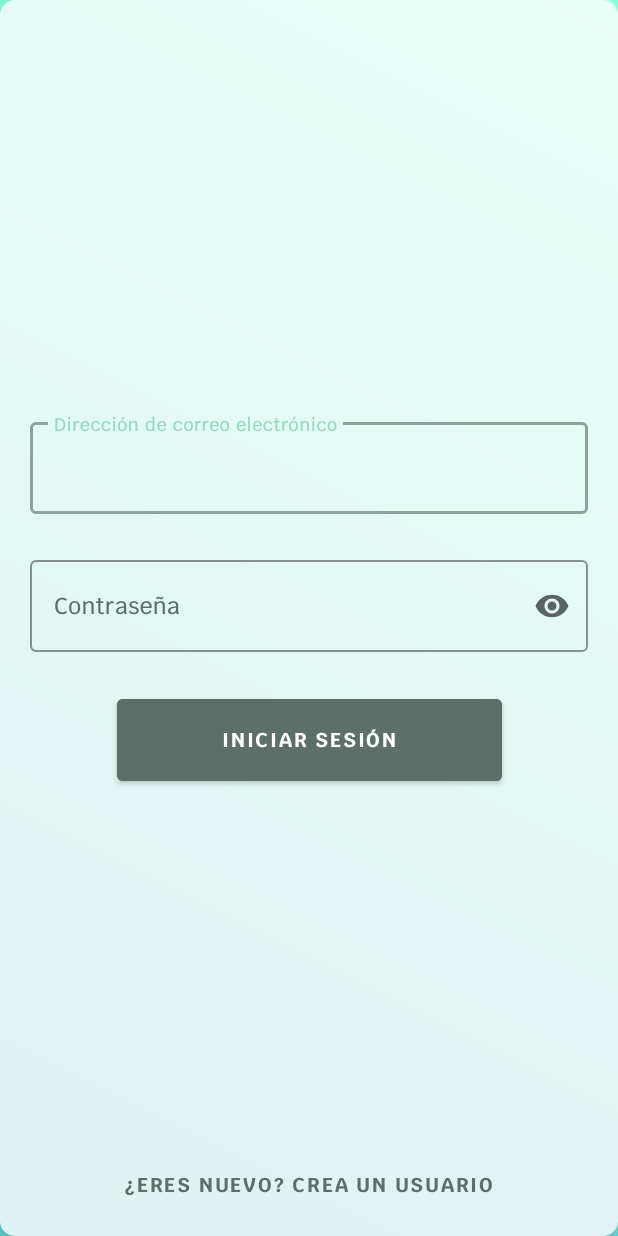
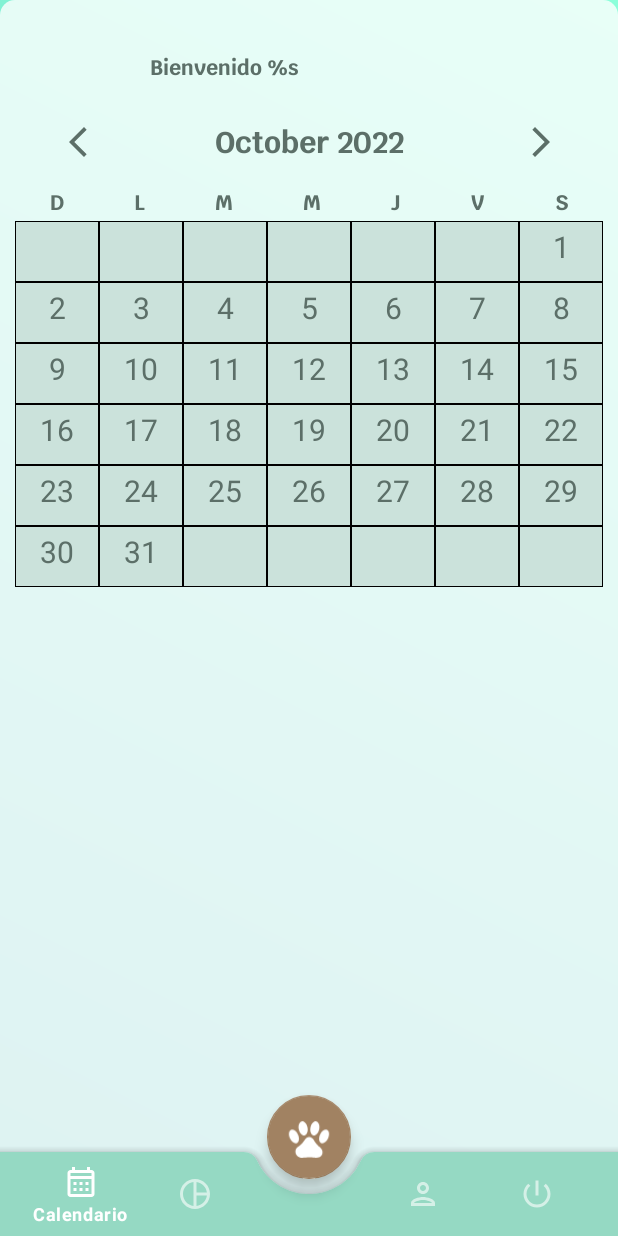
Before and after one commit to angelcast2002/APP-Proyecto1-PlataformasMoviles, an Android app: the screen it shows after launch (MainActivity), on a phone screen of 412 x 824 dp. Run offline under Robolectric (Android 15) with nearby library versions, the light colour scheme and no system bars; our stand-ins replace navigation-ui.

Commit message:
4Dogs v1.2.3

```diff
--- a/4Dogs/app/src/main/java/com/example/fordogs/MainActivity.kt
+++ b/4Dogs/app/src/main/java/com/example/fordogs/MainActivity.kt
@@ -8,7 +8,7 @@ import androidx.fragment.app.commit
 import androidx.navigation.findNavController
 import androidx.navigation.ui.setupWithNavController
 import com.example.fordogs.databinding.ActivityMainBinding
-import com.example.fordogs.fragments.calendar.CalendarFragment
+import com.example.fordogs.ui.fragments.calendar.CalendarFragment
 import com.google.android.material.bottomnavigation.BottomNavigationView
 
 class MainActivity : AppCompatActivity() {
--- a/4Dogs/app/src/main/java/com/example/fordogs/fragments/calendar/CalendarAdapter.kt
+++ b/4Dogs/app/src/main/java/com/example/fordogs/ui/fragments/calendar/CalendarAdapter.kt
@@ -1,4 +1,4 @@
-package com.example.fordogs.fragments.calendar
+package com.example.fordogs.ui.fragments.calendar
 
 import android.view.LayoutInflater
 import android.view.View
--- a/4Dogs/app/src/main/java/com/example/fordogs/fragments/calendar/CalendarViewHolder.kt
+++ b/4Dogs/app/src/main/java/com/example/fordogs/ui/fragments/calendar/CalendarViewHolder.kt
@@ -1,4 +1,4 @@
-package com.example.fordogs.fragments.calendar
+package com.example.fordogs.ui.fragments.calendar
 
 import android.view.View
 import android.widget.TextView
--- a/4Dogs/app/src/main/java/com/example/fordogs/fragments/login/LoginFragment.kt
+++ b/4Dogs/app/src/main/java/com/example/fordogs/ui/fragments/login/LoginFragment.kt
@@ -1,4 +1,4 @@
-package com.example.fordogs.fragments.login
+package com.example.fordogs.ui.fragments.login
 
 import android.os.Bundle
 import android.view.View
--- a/4Dogs/app/src/main/java/com/example/fordogs/fragments/register/RegisterFragment.kt
+++ b/4Dogs/app/src/main/java/com/example/fordogs/ui/fragments/register/RegisterFragment.kt
@@ -1,4 +1,4 @@
-package com.example.fordogs.fragments.register
+package com.example.fordogs.ui.fragments.register
 
 import android.os.Bundle
 import android.view.View
--- /dev/null
+++ b/4Dogs/app/src/main/java/com/example/fordogs/ui/util/CalendarConstants.kt
@@ -0,0 +1,14 @@
+package com.example.fordogs.ui.util
+
+import android.os.Build
+import androidx.annotation.RequiresApi
+import java.time.LocalDate
+
+class CalendarConstants {
+
+    companion object {
+        @RequiresApi(Build.VERSION_CODES.O)
+        var selectedDate: LocalDate = LocalDate.now()
+    }
+
+}
--- a/4Dogs/app/src/main/res/layout/fragment_calendar.xml
+++ b/4Dogs/app/src/main/res/layout/fragment_calendar.xml
@@ -6,7 +6,7 @@
     android:layout_height="match_parent"
     android:clickable="true"
     android:focusable="true"
-    tools:context=".fragments.calendar.CalendarFragment">
+    tools:context=".ui.fragments.calendar.CalendarFragment">
 
     <ImageView
         android:id="@+id/profilepic_calendar_fragment"
@@ -64,7 +64,7 @@
                 android:layout_height="wrap_content"
                 android:layout_weight="1"
                 android:fontFamily="@font/krub_bold"
-                android:text="Octubre 2022"
+                android:text="@string/mesPlaceholder"
                 android:textAlignment="center"
                 android:textColor="@color/color_feldgrau"
                 android:textSize="20sp" />
@@ -98,7 +98,7 @@
                 android:layout_height="wrap_content"
                 android:layout_weight="1"
                 android:fontFamily="@font/krub_bold"
-                android:text="D"
+                android:text="@string/domingo"
                 android:textAlignment="center"
                 android:textColor="@color/color_feldgrau" />
 
@@ -108,7 +108,7 @@
                 android:layout_height="wrap_content"
                 android:layout_weight="1"
                 android:fontFamily="@font/krub_bold"
-                android:text="L"
+                android:text="@string/lunes"
                 android:textAlignment="center"
                 android:textColor="@color/color_feldgrau" />
 
@@ -118,7 +118,7 @@
                 android:layout_height="wrap_content"
                 android:layout_weight="1"
                 android:fontFamily="@font/krub_bold"
-                android:text="M"
+                android:text="@string/martes"
                 android:textAlignment="center"
                 android:textColor="@color/color_feldgrau" />
 
@@ -128,7 +128,7 @@
                 android:layout_height="wrap_content"
                 android:layout_weight="1"
                 android:fontFamily="@font/krub_bold"
-                android:text="M"
+                android:text="@string/miercoles"
                 android:textAlignment="center"
                 android:textColor="@color/color_feldgrau" />
 
@@ -138,7 +138,7 @@
                 android:layout_height="wrap_content"
                 android:layout_weight="1"
                 android:fontFamily="@font/krub_bold"
-                android:text="J"
+                android:text="@string/jueves"
                 android:textAlignment="center"
                 android:textColor="@color/color_feldgrau" />
 
@@ -148,7 +148,7 @@
                 android:layout_height="wrap_content"
                 android:layout_weight="1"
                 android:fontFamily="@font/krub_bold"
-                android:text="V"
+                android:text="@string/viernes"
                 android:textAlignment="center"
                 android:textColor="@color/color_feldgrau" />
 
@@ -158,7 +158,7 @@
                 android:layout_height="wrap_content"
                 android:layout_weight="1"
                 android:fontFamily="@font/krub_bold"
-                android:text="S"
+                android:text="@string/sabado"
                 android:textAlignment="center"
                 android:textColor="@color/color_feldgrau" />
 
@@ -184,5 +184,4 @@
         android:orientation="horizontal"
         app:layout_constraintGuide_begin="395dp" />
 
-
 </androidx.constraintlayout.widget.ConstraintLayout>
--- a/4Dogs/app/src/main/res/layout/login_layout.xml
+++ b/4Dogs/app/src/main/res/layout/login_layout.xml
@@ -4,7 +4,7 @@
     android:layout_height="match_parent"
     xmlns:tools="http://schemas.android.com/tools"
     xmlns:app="http://schemas.android.com/apk/res-auto"
-    tools:context=".fragments.login.loginFragment">
+    tools:context=".ui.fragments.login.loginFragment">
 
     <ImageView
         android:id="@+id/img_logo4Dogs"
--- a/4Dogs/app/src/main/res/layout/register_layout.xml
+++ b/4Dogs/app/src/main/res/layout/register_layout.xml
@@ -4,7 +4,7 @@
     android:layout_height="match_parent"
     xmlns:tools="http://schemas.android.com/tools"
     xmlns:app="http://schemas.android.com/apk/res-auto"
-    tools:context=".fragments.register.registerFragment">
+    tools:context=".ui.fragments.register.registerFragment">
 
     <Button
         android:id="@+id/bt_regresar"
--- a/4Dogs/app/src/main/res/navigation/nav_graph.xml
+++ b/4Dogs/app/src/main/res/navigation/nav_graph.xml
@@ -3,11 +3,11 @@
     xmlns:app="http://schemas.android.com/apk/res-auto"
     xmlns:tools="http://schemas.android.com/tools"
     android:id="@+id/nav_graph"
-    app:startDestination="@id/loginFragment">
+    app:startDestination="@id/calendarFragment">
 
     <fragment
         android:id="@+id/loginFragment"
-        android:name="com.example.fordogs.fragments.login.loginFragment"
+        android:name="com.example.fordogs.ui.fragments.login.loginFragment"
         android:label="loginFragment"
         tools:layout="@layout/login_layout">
         <action
@@ -16,7 +16,7 @@
     </fragment>
     <fragment
         android:id="@+id/registerFragment"
-        android:name="com.example.fordogs.fragments.register.registerFragment"
+        android:name="com.example.fordogs.ui.fragments.register.registerFragment"
         android:label="register_layout"
         tools:layout="@layout/register_layout" >
         <action
@@ -27,7 +27,7 @@
     </fragment>
     <fragment
         android:id="@+id/calendarFragment"
-        android:name="com.example.fordogs.fragments.calendar.CalendarFragment"
+        android:name="com.example.fordogs.ui.fragments.calendar.CalendarFragment"
         android:label="fragment_calendar"
         tools:layout="@layout/fragment_calendar" />
 </navigation>
--- a/4Dogs/app/src/main/res/values/strings.xml
+++ b/4Dogs/app/src/main/res/values/strings.xml
@@ -16,4 +16,12 @@
     <string name="borrar">Eliminar</string>
     <string name="calendar_input_event">Introduzca el titulo del evento</string>
     <string name="calendar_delete_dialog">Seguro que desea borrar el evento?</string>
+    <string name="mesPlaceholder">Octubre 2022</string>
+    <string name="domingo">D</string>
+    <string name="lunes">L</string>
+    <string name="martes">M</string>
+    <string name="miercoles">M</string>
+    <string name="jueves">J</string>
+    <string name="viernes">V</string>
+    <string name="sabado">S</string>
 </resources>
```
Also changed, not shown: 4Dogs/app/src/main/java/com/example/fordogs/ui/fragments/calendar/CalendarFragment.kt (renamed from 4Dogs/app/src/main/java/com/example/fordogs/fragments/calendar/CalendarFragment.kt, +4 -4 lines).
